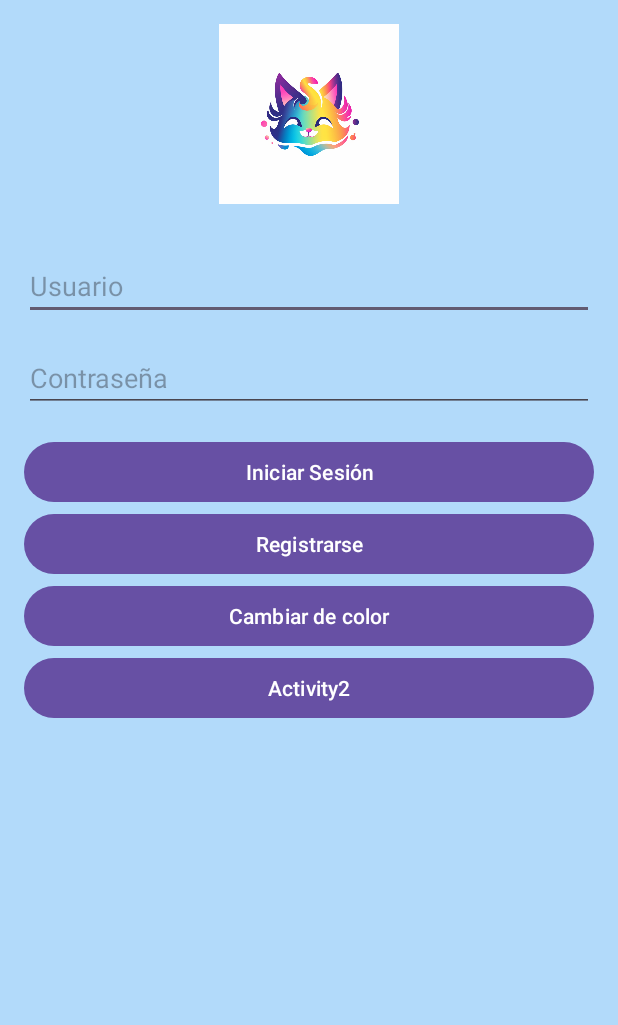
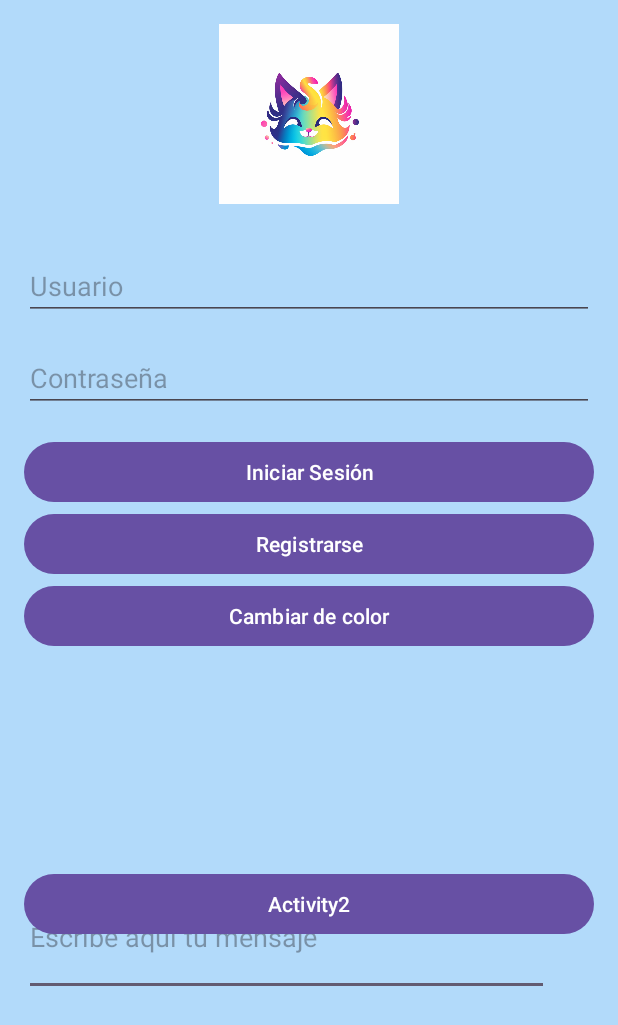
Before and after one commit to Marcoospg/Actividad5Kotlin, an Android app: the screen it shows after launch (OnBoarding), on a phone screen of 412 x 824 dp. Shown: the top 1025 px of the screen. Run offline under Robolectric (Android 15) with nearby library versions, the phone set to English and light mode, and no system bars; our stand-ins replace Firebase (no records; nobody signed in at launch, a user with empty details on screens opened directly).

Commit message:
Implementado que envíes un mensaje del activity 1 al activity 2 y que este se ponga debajo del mensaje de bienvenida

```diff
--- a/app/src/main/java/com/example/appkotlin/OnBoarding.kt
+++ b/app/src/main/java/com/example/appkotlin/OnBoarding.kt
@@ -8,6 +8,7 @@ import android.util.Log
 import android.view.View
 import android.view.View.OnClickListener
 import android.widget.Button
+import android.widget.EditText
 import android.widget.TextView
 import android.widget.Toast
 import androidx.constraintlayout.widget.ConstraintLayout
@@ -103,7 +104,10 @@ class OnBoarding : AppCompatActivity(), OnClickListener {
             Log.d("SwitchColor", "Entro en el switchColor")
             cambiarColorFondo()
         }else if (v!!.id == R.id.switchActivity2) {
+            val edtMensaje = findViewById<EditText>(R.id.edtMensaje)
+            val mensaje: String = edtMensaje.text.toString()
             val welcomeIntent = Intent(this, Activity2::class.java)
+            welcomeIntent.putExtra("MENSAJE_EXTRA", mensaje)
             startActivity(welcomeIntent)
             finish()
         }
--- a/app/src/main/res/layout/activity_on_boarding.xml
+++ b/app/src/main/res/layout/activity_on_boarding.xml
@@ -7,6 +7,16 @@
     android:layout_height="match_parent"
     android:padding="16dp"
     tools:context=".OnBoarding">
+
+    <EditText
+        android:id="@+id/edtMensaje"
+        android:layout_width="350dp"
+        android:layout_height="78dp"
+        android:layout_marginBottom="144dp"
+        android:hint="Escribe aquí tu mensaje"
+        android:inputType="text"
+        app:layout_constraintBottom_toBottomOf="parent"
+        tools:layout_editor_absoluteX="5dp" />
 
     <Button
         android:id="@+id/switchColor"
@@ -22,9 +32,10 @@
         android:id="@+id/switchActivity2"
         android:layout_width="0dp"
         android:layout_height="wrap_content"
-        android:layout_marginTop="160dp"
+        android:layout_marginTop="304dp"
         android:text="Activity2"
         app:layout_constraintEnd_toEndOf="parent"
+        app:layout_constraintHorizontal_bias="0.218"
         app:layout_constraintStart_toStartOf="parent"
         app:layout_constraintTop_toBottomOf="@+id/edtPassword" />
 
```
Also changed, not shown: app/src/main/java/com/example/appkotlin/Activity2.kt (+15 -0 lines), app/src/main/res/layout/activity_2.xml (+5 -4 lines).
